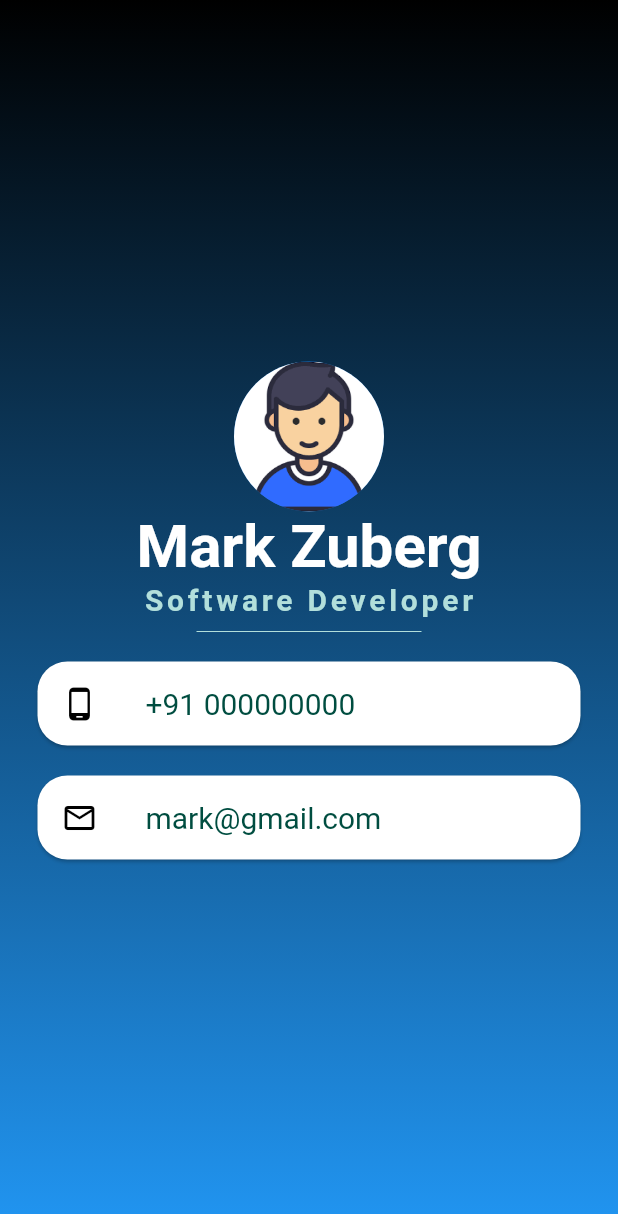
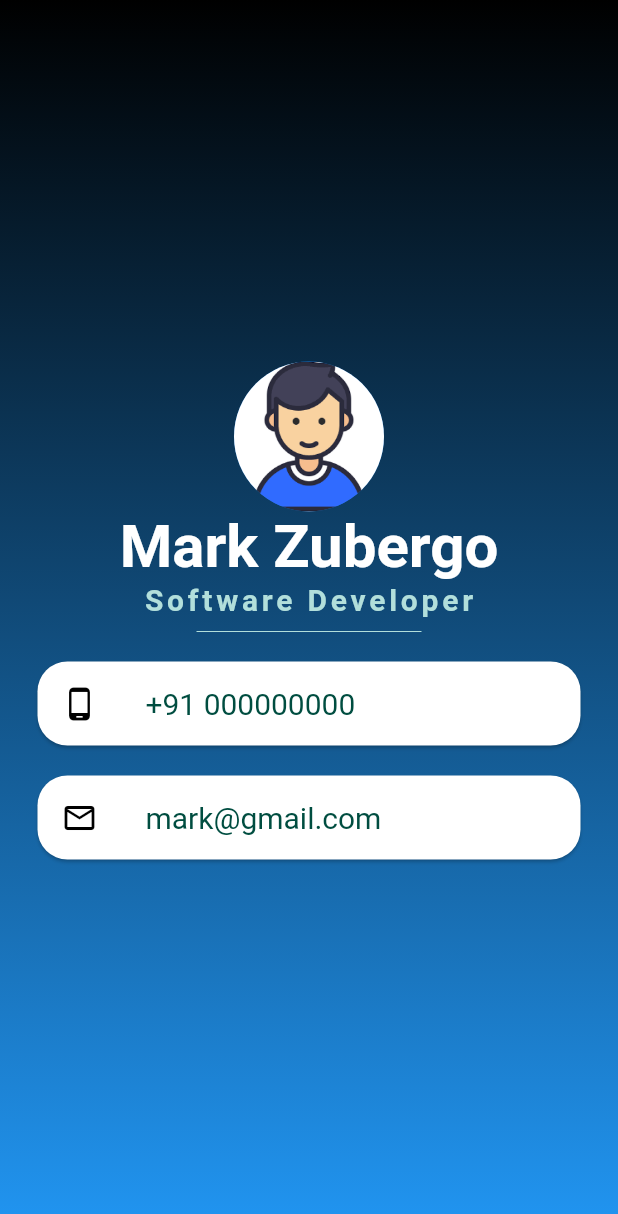
Before and after one commit to Deepumon-PA/Visiting-Card-Demo-App, a Flutter app: the screen it shows after launch, on a phone screen of 412 x 824 dp. Shown: the top 1214 px of the screen. Run offline on Flutter 3.47's test engine with Material 2 defaults, Android fonts, the phone set to English and light mode, and no system bars; Roboto replaces fonts that are missing (Pacifico, Source Sans Pro).

Commit message:
"initial commit"

```diff
--- a/lib/main.dart
+++ b/lib/main.dart
@@ -30,7 +30,7 @@ class VisitingCardApp extends StatelessWidget {
                     backgroundImage: AssetImage('images/avatar.png'),
                   ),
                   const Text(
-                    'Mark Zuberg',
+                    'Mark Zubergo',
                     style: TextStyle(
                       fontFamily: 'Pacifico',
                       fontSize: 40.0,
```
